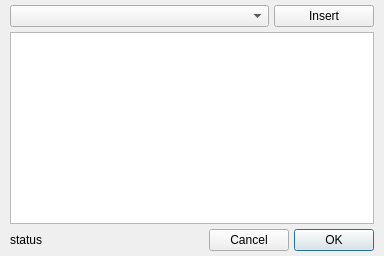
Qt form glue/dialogs/component_manager/qt/equation_editor.ui (glue-viz/glue) before a commit.
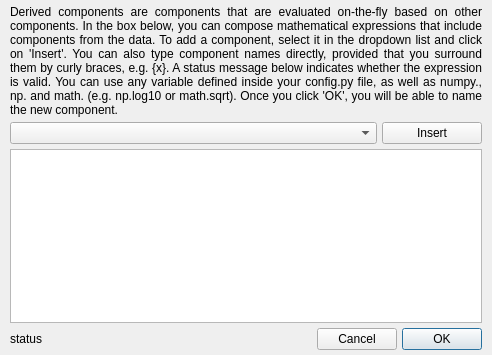
The same form after that commit. Custom widgets are drawn as their Qt base class.

Commit message: UI improvements and recognize reordering of components

What changed in the file:
```diff
--- a/glue/dialogs/component_manager/qt/equation_editor.ui
+++ b/glue/dialogs/component_manager/qt/equation_editor.ui
@@ -6,8 +6,8 @@
    <rect>
     <x>0</x>
     <y>0</y>
-    <width>384</width>
-    <height>256</height>
+    <width>492</width>
+    <height>355</height>
    </rect>
   </property>
   <property name="windowTitle">
@@ -29,6 +29,19 @@
    <property name="bottomMargin">
     <number>5</number>
    </property>
+   <item>
+    <widget class="QLabel" name="label">
+     <property name="text">
+      <string>Derived components are components that are evaluated on-the-fly based on other components. In the box below, you can compose mathematical expressions that include components from the data. To add a component, select it in the dropdown list and click on 'Insert'. You can also type component names directly, provided that you surround them by curly braces, e.g. {x}. A status message below indicates whether the expression is valid. You can use any variable defined inside your config.py file, as well as numpy.&lt;function&gt;, np.&lt;function&gt; and math.&lt;function&gt; (e.g. np.log10 or math.sqrt). Once you click 'OK', you will be able to name the new component.</string>
+     </property>
+     <property name="alignment">
+      <set>Qt::AlignJustify|Qt::AlignVCenter</set>
+     </property>
+     <property name="wordWrap">
+      <bool>true</bool>
+     </property>
+    </widget>
+   </item>
    <item>
     <layout class="QHBoxLayout" name="horizontalLayout_3">
      <item>
```
The commit also changes 3 other files.
